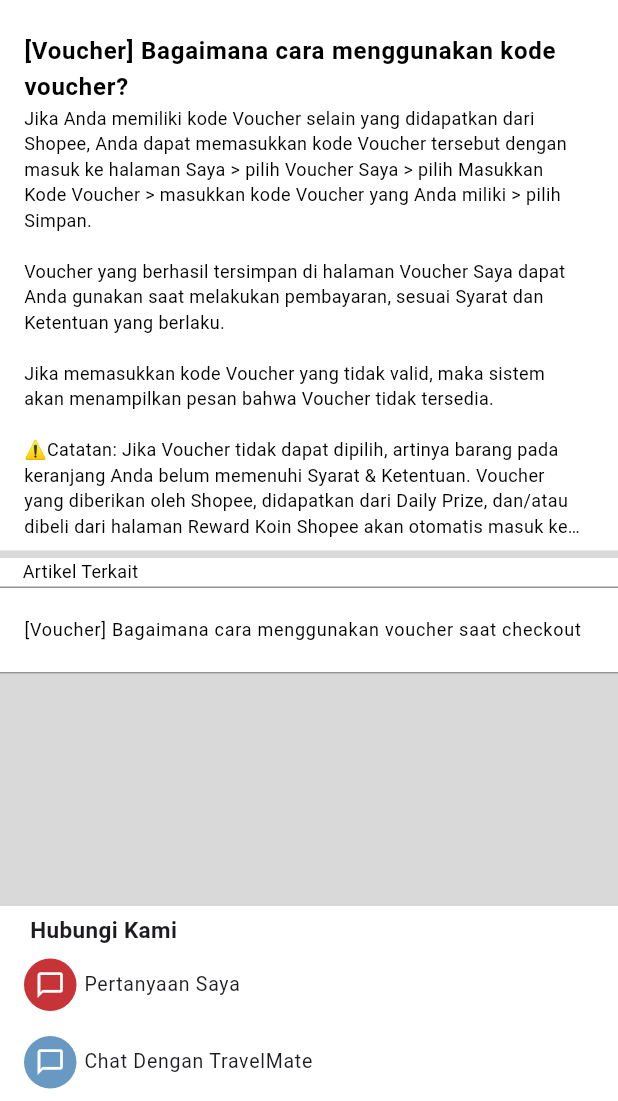
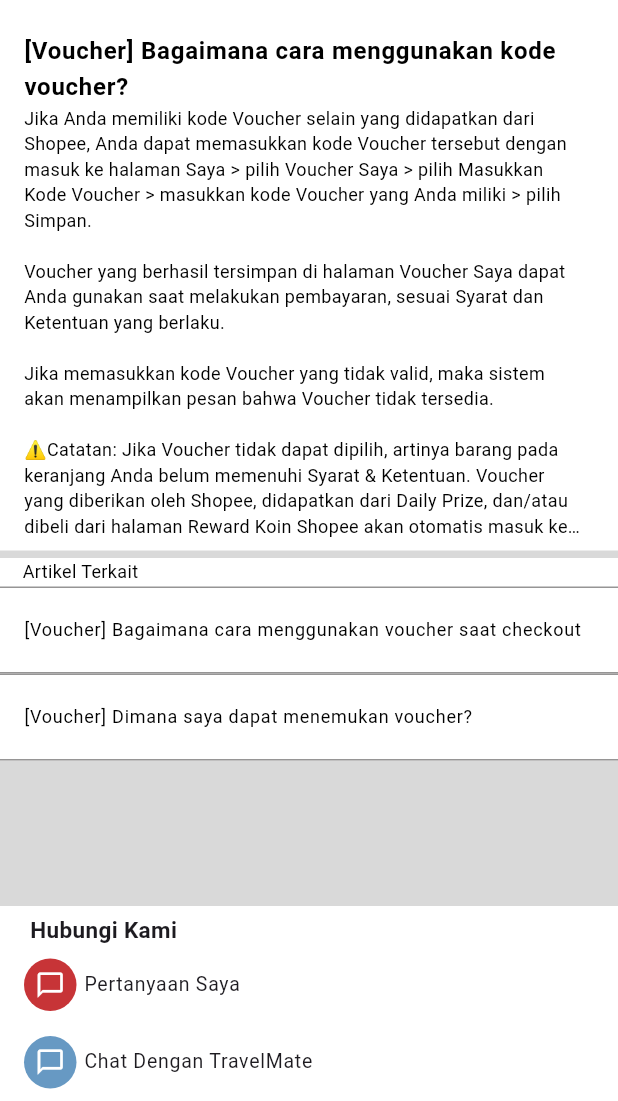
Before and after one commit to Morns123/travelease_mobile, a Flutter app: the DetailProblemPage screen opened by its route, on a phone screen of 412 x 824 dp, the part 135-1236 px from its top. Run offline on Flutter 3.47's test engine with Material 3 defaults, Android fonts, the phone set to English and light mode, and no system bars.

Commit message:
fix another detail on few page

```diff
--- a/lib/pages/detail_problem_page/detail_problem.dart
+++ b/lib/pages/detail_problem_page/detail_problem.dart
@@ -39,14 +39,9 @@ class _DetailProblemPageState extends State<DetailProblemPage> {
             ),
           ),
         ),
-      ),
-      body: Visibility(
-        child: SingleChildScrollView(
-          scrollDirection: Axis.vertical,
-          child: Column(
-            mainAxisAlignment: MainAxisAlignment.start,
-            children: [
-              Container(
+        bottom: PreferredSize(
+          preferredSize: const Size.fromHeight(48),
+          child: Container(
             width: double.infinity,
             padding: const EdgeInsets.symmetric(horizontal: 15),
             decoration: const BoxDecoration(
@@ -108,6 +103,16 @@ class _DetailProblemPageState extends State<DetailProblemPage> {
               ),
             ),
           ),
+        ),
+      ),
+      body: Visibility(
+        child: SingleChildScrollView(
+          scrollDirection: Axis.vertical,
+          child: Padding(
+            padding: const EdgeInsets.only(bottom: 130),
+            child: Column(
+              mainAxisAlignment: MainAxisAlignment.start,
+              children: [
                 Container(
                   width: double.infinity,
                   decoration: const BoxDecoration(
@@ -193,10 +198,45 @@ class _DetailProblemPageState extends State<DetailProblemPage> {
                                 ),
                               ),
                       ),
+                      ButtonArticle(
+                        onTap: () {
+                          setState(() {
+                            _isExpanded = !_isExpanded;
+                          });
+                        },
+                        title:
+                            '[$title] Dimana saya dapat menemukan voucher?',
+                        border: _isExpanded
+                            ? const Border(
+                                top: BorderSide(
+                                  color: Color(0xff366389),
+                                  width: 2,
+                                  style: BorderStyle.solid,
+                                ),
+                                bottom: BorderSide(
+                                  color: Color(0xff366389),
+                                  width: 2,
+                                  style: BorderStyle.solid,
+                                ),
+                              )
+                            : const Border(
+                                top: BorderSide(
+                                  color: Color(0xff969595),
+                                  width: 1,
+                                  style: BorderStyle.solid,
+                                ),
+                                bottom: BorderSide(
+                                  color: Color(0xff969595),
+                                  width: 1,
+                                  style: BorderStyle.solid,
+                                ),
+                              ),
+                      ),
                     ],
                   ),
                 ),
               ],
+            ),
           ),
         ),
       ),
```
Also changed, not shown: lib/pages/help_center_page/help_center.dart (+42 -10 lines). Lines whose indentation alone changed are shown as unchanged.
